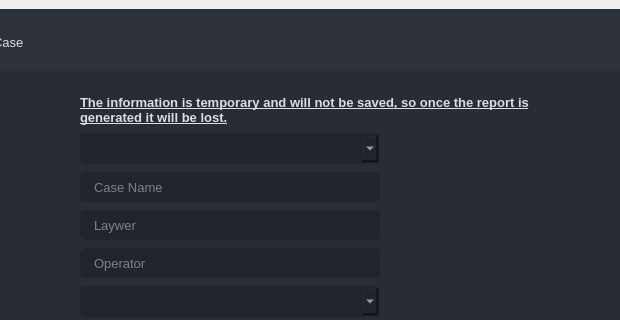
Before: the Qt Designer form ui/case/case.ui in fit-project/fit, drawn with Qt 5; both pictures show x 89 to 709 and y 0 to 320 of the 800 by 600 pixel window.
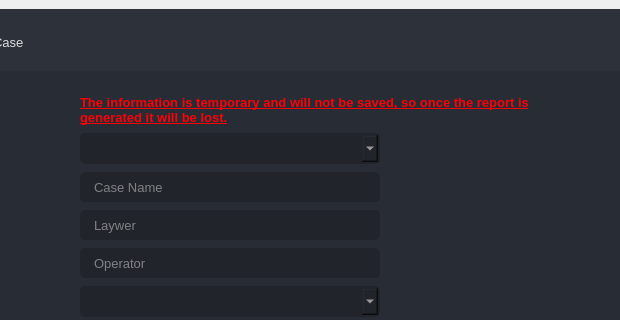
After: the same form once the commit is applied. Icons and pictures are not drawn.

```diff
--- a/ui/case/case.ui
+++ b/ui/case/case.ui
@@ -682,7 +682,7 @@
                       <item>
                        <widget class="QLabel" name="temporary_msg">
                         <property name="text">
-                         <string>&lt;html&gt;&lt;head/&gt;&lt;body&gt;&lt;p&gt;&lt;span style=&quot; font-weight:600; text-decoration: underline;&quot;&gt;The information is temporary and will not be saved, so once the report is generated it will be lost.&lt;/span&gt;&lt;/p&gt;&lt;/body&gt;&lt;/html&gt;</string>
+                         <string>&lt;html&gt;&lt;head/&gt;&lt;body&gt;&lt;p&gt;&lt;span style=&quot; font-weight:600; text-decoration: underline; color:#fc0107;&quot;&gt;The information is temporary and will not be saved, so once the report is generated it will be lost.&lt;/span&gt;&lt;/p&gt;&lt;/body&gt;&lt;/html&gt;</string>
                         </property>
                         <property name="wordWrap">
                          <bool>true</bool>
```
